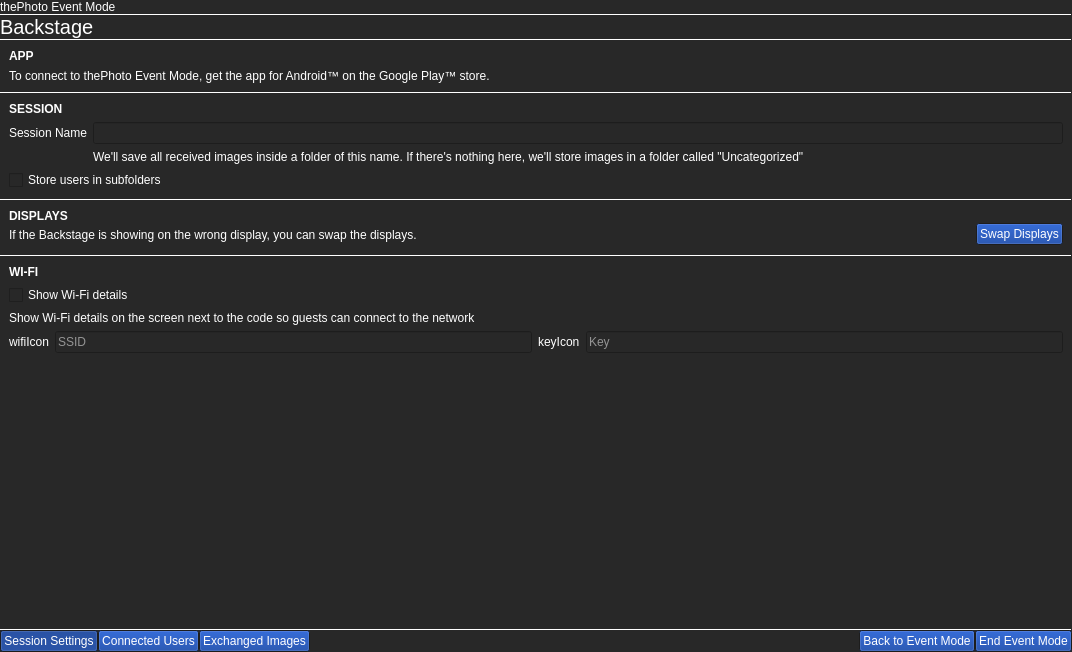
theCheeseboard/thephoto, file event/eventmodesettings.ui: the form before one commit.
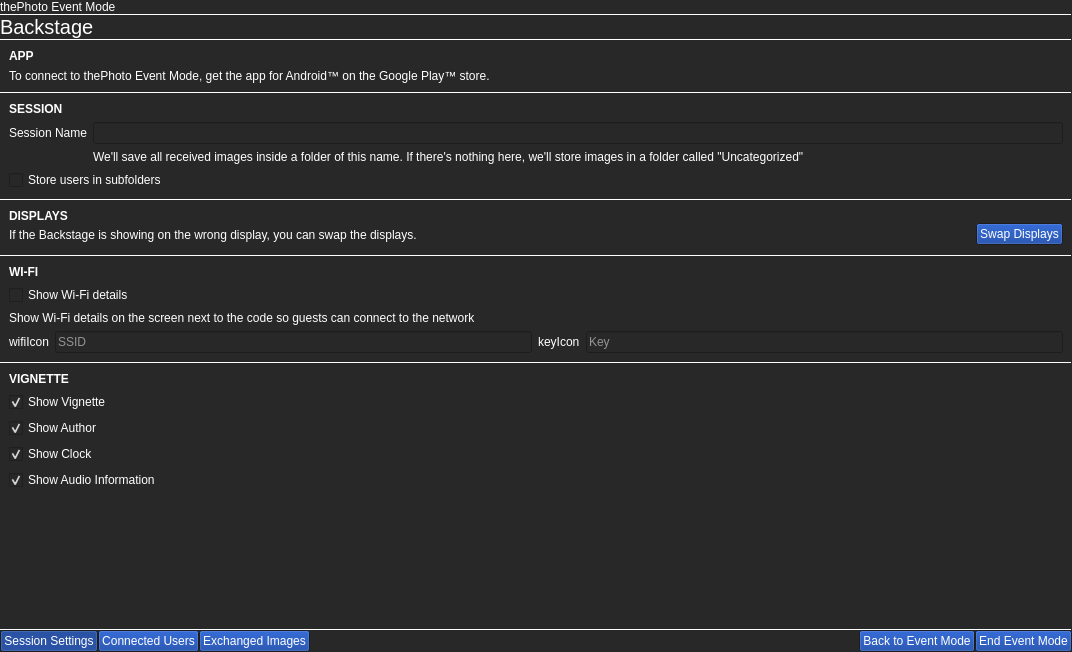
The form after the commit. Icons and pictures are not drawn.

Commit message: Added vignette and configuration options

Diff of the .ui file:
```diff
--- a/event/eventmodesettings.ui
+++ b/event/eventmodesettings.ui
@@ -770,6 +770,91 @@
          </item>
         </layout>
        </item>
+       <item>
+        <widget class="Line" name="line_8">
+         <property name="maximumSize">
+          <size>
+           <width>16777215</width>
+           <height>1</height>
+          </size>
+         </property>
+         <property name="orientation">
+          <enum>Qt::Horizontal</enum>
+         </property>
+        </widget>
+       </item>
+       <item>
+        <layout class="QVBoxLayout" name="verticalLayout_8">
+         <property name="spacing">
+          <number>6</number>
+         </property>
+         <property name="leftMargin">
+          <number>9</number>
+         </property>
+         <property name="topMargin">
+          <number>9</number>
+         </property>
+         <property name="rightMargin">
+          <number>9</number>
+         </property>
+         <property name="bottomMargin">
+          <number>9</number>
+         </property>
+         <item>
+          <widget class="QLabel" name="label_14">
+           <property name="font">
+            <font>
+             <weight>75</weight>
+             <bold>true</bold>
+            </font>
+           </property>
+           <property name="text">
+            <string>VIGNETTE</string>
+           </property>
+          </widget>
+         </item>
+         <item>
+          <widget class="QCheckBox" name="showVignette">
+           <property name="text">
+            <string>Show Vignette</string>
+           </property>
+           <property name="checked">
+            <bool>true</bool>
+           </property>
+          </widget>
+         </item>
+         <item>
+          <widget class="QCheckBox" name="showAuthor">
+           <property name="text">
+            <string>Show Author</string>
+           </property>
+           <property name="checked">
+            <bool>true</bool>
+           </property>
+          </widget>
+         </item>
+         <item>
+          <widget class="QCheckBox" name="showClock">
+           <property name="text">
+            <string>Show Clock</string>
+           </property>
+           <property name="checked">
+            <bool>true</bool>
+           </property>
+          </widget>
+         </item>
+         <item>
+          <widget class="QCheckBox" name="showAudio">
+           <property name="text">
+            <string>Show Audio Information</string>
+           </property>
+           <property name="checked">
+            <bool>true</bool>
+           </property>
+          </widget>
+         </item>
+        </layout>
+       </item>
        <item>
         <spacer name="verticalSpacer">
          <property name="orientation">
```
Left out of the diff: 3 changed lines with no effect on the pictures. The commit also changes 34 other files.
